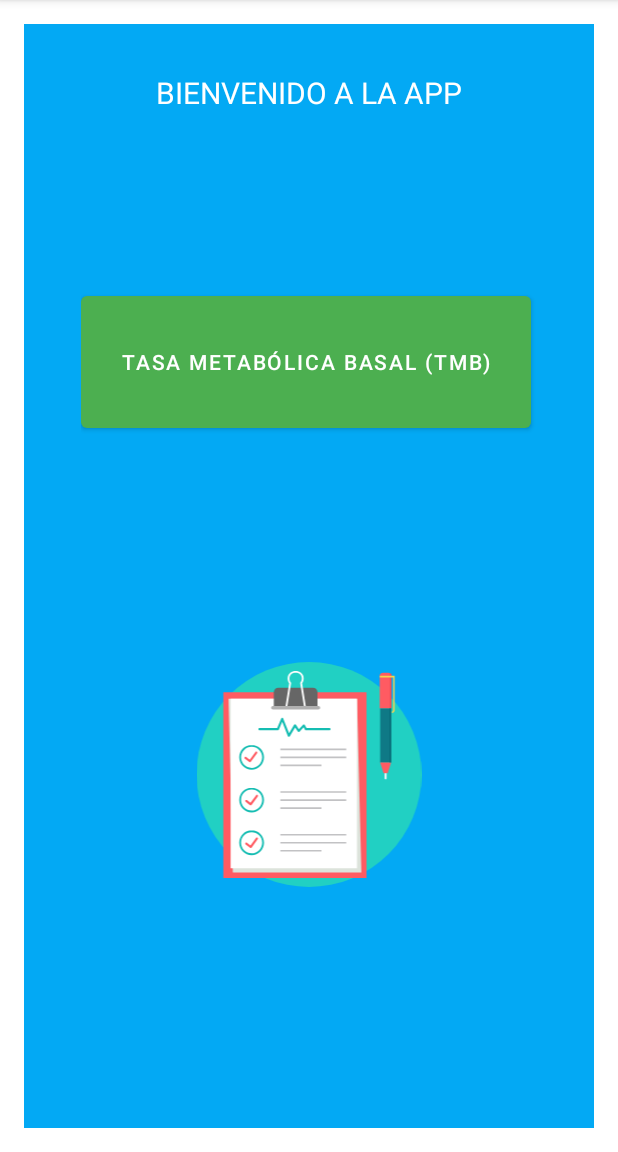
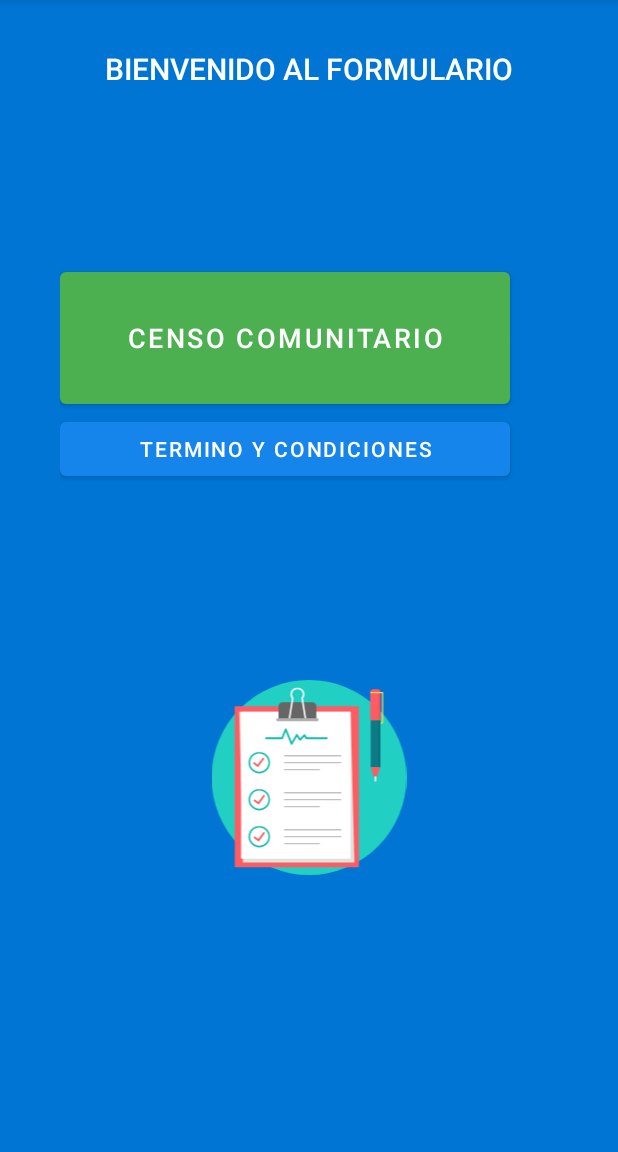
Before and after one commit to HectorTeca/BodyMetric360-main, an Android app: the screen it shows after launch (MainActivity), on a phone screen of 412 x 824 dp, the part 84-1236 px from its top. Run offline under Robolectric (Android 15) with nearby library versions, the phone set to English and light mode, and no system bars.

Commit message:
Se modifica botón principal del Formulario, tipo de letra y tamaño del titulo bienvenida, modifico icono svg de la App.

```diff
--- a/app/src/main/res/layout/activity_main.xml
+++ b/app/src/main/res/layout/activity_main.xml
@@ -4,23 +4,27 @@
     android:layout_width="match_parent"
     android:layout_height="match_parent"
     xmlns:app="http://schemas.android.com/apk/res-auto"
-    android:layout_margin="16dp"
+    android:layout_margin="0dp"
     android:orientation="vertical"
     android:paddingVertical="32dp"
-    android:paddingHorizontal="38dp"
-    android:background="@color/background_component_selected"
+    android:paddingHorizontal="40dp"
+    android:background="@color/background_fab"
     tools:context="com.ulagos.MainActivity">
+
+    <!-- TITULO BIENVENIDA DEL FORMULARIO -->
     <TextView
         android:layout_width="match_parent"
         android:layout_height="wrap_content"
         android:layout_marginBottom="16dp"
         android:gravity="center"
-        android:text="@string/title_formulario"
+        android:text="@string/title_welcome"
+        android:fontFamily="sans-serif-medium"
         android:textAllCaps="true"
         android:textColor="@color/white"
         android:textSize="20dp"
         app:layout_constraintBottom_toTopOf="@+id/viewMale"
-        tools:layout_editor_absoluteX="16dp" />
+        tools:layout_editor_absoluteX="16dp"
+        android:textAlignment="center"/>
 
     <!--<Button
         android:id="@+id/btnImc"
@@ -34,21 +38,38 @@
         android:layout_margin="5dp"
         android:gravity="center"
         android:orientation="vertical"> -->
+
+    <!-- BOTÓN DE INGRESO PARA EL FORMULARIO -->
     <Button
         android:id="@+id/btnTmb"
         android:layout_width="300dp"
         android:layout_height="100dp"
         android:layout_marginTop="100dp"
         app:cardCornerRadius="39dp"
+        android:textSize="18dp"
         android:gravity="center"
         app:backgroundTint="#4CAF50"
-        android:text="@string/btn_tmb" />
+        android:text="@string/btn_ingresoCenso"
+        android:fontFamily="sans-serif-medium"
+        android:textAlignment="center"/>
 
+    <!-- BOTÓN DE INFORMACIÓN SOBRE TERMINO Y CONDICIONES -->
+    <Button
+        android:id="@+id/btnInformacion"
+        android:layout_width="300dp"
+        android:layout_height="wrap_content"
+        android:text="@string/title_termsConditions"
+        app:layout_constraintBottom_toBottomOf="parent"
+        app:layout_constraintEnd_toEndOf="parent"
+        app:layout_constraintStart_toStartOf="parent"
+        app:layout_constraintTop_toTopOf="parent" />
+
+    <!-- ICONO DE REFERENCIA PARA EL FORMULARIO -->
     <ImageView
         android:id="@+id/imageView"
         android:layout_width="match_parent"
-        android:layout_height="150dp"
-        android:layout_marginTop="150dp"
+        android:layout_height="130dp"
+        android:layout_marginTop="130dp"
         app:srcCompat="@drawable/medical" />
 
 
--- /dev/null
+++ b/app/src/main/res/values/ic_app.xml
@@ -0,0 +1,4 @@
+<?xml version="1.0" encoding="utf-8"?>
+<resources>
+    <color name="ic_app">#4C09CE</color>
+</resources>
--- a/app/src/main/res/values/strings.xml
+++ b/app/src/main/res/values/strings.xml
@@ -2,7 +2,7 @@
     <string name="app_name">BodyMetrics360</string>
 
     <string name="btn_imc">Índice de Masa Corporal (IMC)</string>
-    <string name="btn_tmb">Tasa Metabólica Basal (TMB)</string>
+    <string name="btn_ingresoCenso">Censo Comunitario</string>
 
     <string name="title_male">Hombre</string>
     <string name="title_female">Mujer</string>
@@ -12,7 +12,8 @@
     <string name="title_calculate">Calcular</string>
     <string name="title_recalculate">Re-Calcular</string>
     <string name="title_result">Tu resultado</string>
-    <string name="title_formulario">Bienvenido a la APP</string>
+    <string name="title_welcome">Bienvenido al Formulario</string>
+    <string name="title_termsConditions">Termino y Condiciones</string>
 
     <string name="error">Error</string>
 
```
